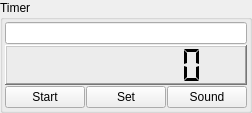
The window that ui/timerWidget.ui (Brewtarget/brewtarget) describes before a commit, drawn with Qt 5.
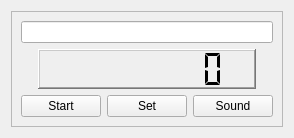
The same window after the commit.

Commit message: Removed timers from BrewDayWidget and made a separate Dialog for them. Also cleaned up the TimerWidget and BrewDayWidget.

```diff
--- a/ui/timerWidget.ui
+++ b/ui/timerWidget.ui
@@ -6,8 +6,8 @@
    <rect>
     <x>0</x>
     <y>0</y>
-    <width>200</width>
-    <height>113</height>
+    <width>220</width>
+    <height>125</height>
    </rect>
   </property>
   <property name="maximumSize">
@@ -19,36 +19,51 @@
   <property name="windowTitle">
    <string>Form</string>
   </property>
+  <layout class="QHBoxLayout" name="horizontalLayout_2">
+   <item>
+    <widget class="QFrame" name="frame">
+     <property name="frameShape">
+      <enum>QFrame::StyledPanel</enum>
+     </property>
+     <property name="frameShadow">
+      <enum>QFrame::Raised</enum>
+     </property>
   <layout class="QVBoxLayout" name="verticalLayout">
-   <property name="spacing">
-    <number>1</number>
-   </property>
-   <property name="margin">
-    <number>0</number>
-   </property>
-   <item>
-    <widget class="QGroupBox" name="groupBox">
-     <property name="title">
-      <string>Timer</string>
-     </property>
-     <layout class="QVBoxLayout" name="verticalLayout_2">
-      <property name="spacing">
-       <number>1</number>
-      </property>
-      <property name="margin">
-       <number>2</number>
-      </property>
       <item>
        <widget class="QLineEdit" name="lineEdit"/>
       </item>
       <item>
+       <layout class="QHBoxLayout" name="horizontalLayout_3">
+        <item>
+         <spacer name="horizontalSpacer">
+          <property name="orientation">
+           <enum>Qt::Horizontal</enum>
+          </property>
+          <property name="sizeType">
+           <enum>QSizePolicy::Ignored</enum>
+          </property>
+          <property name="sizeHint" stdset="0">
+           <size>
+            <width>17</width>
+            <height>20</height>
+           </size>
+          </property>
+         </spacer>
+        </item>
+        <item>
        <widget class="QLCDNumber" name="lcdNumber">
         <property name="sizePolicy">
-         <sizepolicy hsizetype="Minimum" vsizetype="MinimumExpanding">
+           <sizepolicy hsizetype="MinimumExpanding" vsizetype="MinimumExpanding">
           <horstretch>0</horstretch>
           <verstretch>0</verstretch>
          </sizepolicy>
         </property>
+          <property name="minimumSize">
+           <size>
+            <width>0</width>
+            <height>40</height>
+           </size>
+          </property>
         <property name="frameShape">
          <enum>QFrame::WinPanel</enum>
         </property>
@@ -62,6 +77,24 @@
          <enum>QLCDNumber::Flat</enum>
         </property>
        </widget>
+        </item>
+        <item>
+         <spacer name="horizontalSpacer_2">
+          <property name="orientation">
+           <enum>Qt::Horizontal</enum>
+          </property>
+          <property name="sizeType">
+           <enum>QSizePolicy::Ignored</enum>
+          </property>
+          <property name="sizeHint" stdset="0">
+           <size>
+            <width>17</width>
+            <height>20</height>
+           </size>
+          </property>
+         </spacer>
+        </item>
+       </layout>
       </item>
       <item>
        <layout class="QHBoxLayout" name="horizontalLayout">
```
Lines whose indentation alone changed are shown as unchanged. The commit also changes 8 other files.
